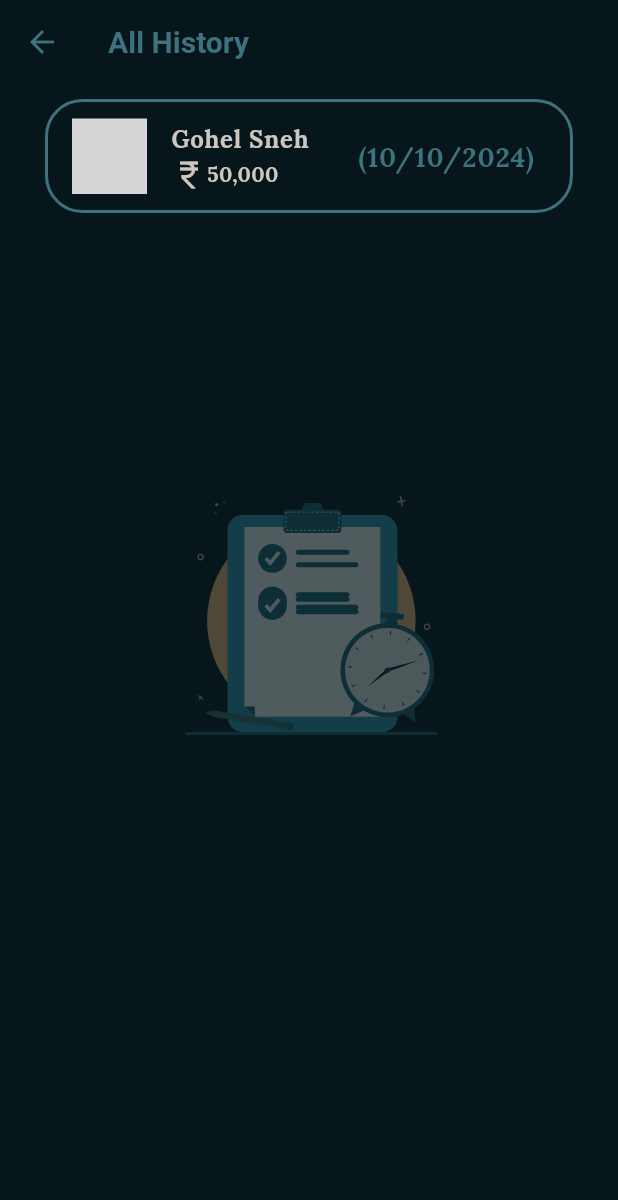
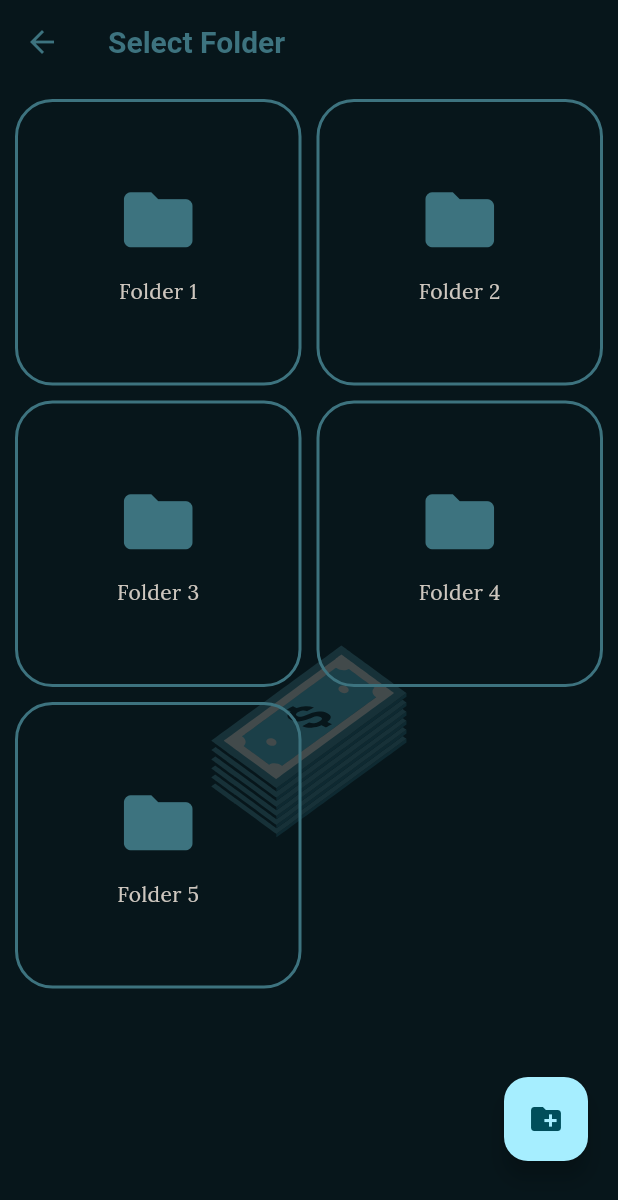
Before and after one commit to Sneh-Gohel/Bank-Application, a Flutter app: the HomeScreen screen opened directly, after a tap on "Withdrawal", on a phone screen of 412 x 824 dp. Shown: the top 1200 px of the screen. Run offline on Flutter 3.47's test engine with Material 3 defaults, Android fonts, the phone set to English and light mode, and no system bars; our stand-ins replace google_fonts, lottie; project files that could hold a hidden picture were left out; grey boxes are pictures that could not be loaded.

Commit message:
QuickButtons are not active

```diff
--- a/lib/Screens/HomeScreen.dart
+++ b/lib/Screens/HomeScreen.dart
@@ -1,4 +1,6 @@
+import 'package:bank_application/Screens/AllFoldersList.dart';
 import 'package:bank_application/Screens/AllHistoryScreen.dart';
+import 'package:bank_application/Screens/SelectFolderScreen.dart';
 import 'package:flutter/material.dart';
 import 'package:google_fonts/google_fonts.dart';
 import 'package:lottie/lottie.dart';
@@ -32,18 +34,27 @@ class _HomeScreen extends State<HomeScreen>
     setState(() {}); // Update the UI
   }
 
-  void _quickButtonClick() {
+  void _quickButtonClick(String label) {
     Navigator.push(
       context,
       PageRouteBuilder(
-          transitionDuration: const Duration(milliseconds: 500), // Shorter duration
-          pageBuilder: (context, animation, secondaryAnimation) => const AllHistoryScreen(),
+        transitionDuration:
+            const Duration(milliseconds: 500), // Shorter duration
+        pageBuilder: (context, animation, secondaryAnimation) =>
+            label == "Credit" || label == "Withdrawal"
+                ? SelectFolderScreen(
+                    label: label,
+                  )
+                : label == "History"
+                    ? const AllHistoryScreen()
+                    : AllFoldersList(),
         transitionsBuilder: (context, animation, secondaryAnimation, child) {
           var begin = 0.0;
           var end = 1.0;
           var curve = Curves.easeInOut;
 
-            var tween = Tween(begin: begin, end: end).chain(CurveTween(curve: curve));
+          var tween =
+              Tween(begin: begin, end: end).chain(CurveTween(curve: curve));
 
           return FadeTransition(
             opacity: animation.drive(tween),
@@ -268,7 +279,7 @@ class _HomeScreen extends State<HomeScreen>
   Widget _buildIconWithLabel(String lottiePath, String label) {
     return GestureDetector(
       onTap: () {
-        _quickButtonClick();
+        _quickButtonClick(label);
       },
       child: Column(
         children: [
@@ -337,7 +348,7 @@ class _HomeScreen extends State<HomeScreen>
             decoration: BoxDecoration(
               border: Border.all(
                 color:
-                    const Color.fromARGB(255, 61, 115, 127), // Red border color
+                    const Color.fromARGB(255, 61, 115, 127),
                 width: 2, // Border width
               ),
               borderRadius: BorderRadius.circular(25), // Rounded corners
--- /dev/null
+++ b/lib/Screens/SelectFolderScreen.dart
@@ -0,0 +1,166 @@
+// ignore_for_file: must_be_immutable
+
+import 'package:bank_application/Screens/SelectStudentScreen.dart';
+import 'package:bank_application/components/FadeSlideTransition.dart';
+import 'package:flutter/material.dart';
+import 'package:lottie/lottie.dart';
+import 'package:google_fonts/google_fonts.dart';
+
+class SelectFolderScreen extends StatefulWidget {
+  String label = "";
+  SelectFolderScreen({required this.label, super.key});
+
+  @override
+  State<StatefulWidget> createState() => _SelectFolderScreen();
+}
+
+class _SelectFolderScreen extends State<SelectFolderScreen> {
+  @override
+  Widget build(BuildContext context) {
+    double width = MediaQuery.of(context).size.width;
+
+    // Adjust your folder count here
+    int folderCount = 5;
+
+    return Scaffold(
+      appBar: AppBar(
+        backgroundColor: const Color.fromARGB(255, 7, 22, 27),
+        elevation: 0, // Removes the shadow
+        title: const Text(
+          "Select Folder",
+          style: TextStyle(
+            color:
+                Color.fromARGB(255, 61, 115, 127), // Sets the title text color
+            fontWeight: FontWeight.bold,
+            fontSize: 20,
+          ),
+        ),
+        iconTheme: const IconThemeData(
+          color: Color.fromARGB(255, 61, 115, 127), // Sets the icon color
+        ),
+      ),
+      body: AnimatedContainer(
+        duration: const Duration(milliseconds: 400),
+        decoration: const BoxDecoration(
+          color: Color.fromARGB(255, 7, 22, 27),
+        ),
+        child: Stack(
+          children: [
+            Center(
+              child: Hero(
+                tag: widget.label,
+                child: Lottie.asset(
+                  widget.label == "Credit"
+                      ? 'assets/lotties/creditAnimation.json'
+                      : 'assets/lotties/withdrawalAnimation.json',
+                  width: 250,
+                  height: 250,
+                  fit: BoxFit.fill,
+                  repeat: true,
+                ),
+              ),
+            ),
+            AnimatedContainer(
+              duration: const Duration(milliseconds: 400),
+              decoration: const BoxDecoration(
+                color: Color.fromARGB(180, 7, 22, 27),
+              ),
+              child: GridView.builder(
+                padding: const EdgeInsets.all(10),
+                gridDelegate: const SliverGridDelegateWithFixedCrossAxisCount(
+                  crossAxisCount: 2, // Number of columns
+                  mainAxisSpacing: 10, // Vertical space between items
+                  crossAxisSpacing: 10, // Horizontal space between items
+                  childAspectRatio: 1, // Keep items square
+                ),
+                itemCount: folderCount,
+                itemBuilder: (context, index) {
+                  return Material(
+                    color:
+                        Colors.transparent, // Transparent background for splash
+                    borderRadius: BorderRadius.circular(25),
+                    child: InkWell(
+                      borderRadius: BorderRadius.circular(25),
+                      splashColor: const Color.fromARGB(
+                          100, 61, 115, 127), // Red splash color
+                      onTap: () {
+                        Navigator.push(
+                          context,
+                          PageRouteBuilder(
+                            transitionDuration: const Duration(
+                                milliseconds: 500), // Shorter duration
+                            pageBuilder:
+                                (context, animation, secondaryAnimation) =>
+                                    SelectStudentScreen(label: widget.label),
+                            transitionsBuilder: (context, animation,
+                                secondaryAnimation, child) {
+                              var begin = 0.0;
+                              var end = 1.0;
+                              var curve = Curves.easeInOut;
+
+                              var tween = Tween(begin: begin, end: end)
+                                  .chain(CurveTween(curve: curve));
+
+                              return FadeTransition(
+                                opacity: animation.drive(tween),
+                                child: child,
+                              );
+                            },
+                          ),
+                        );
+                      },
+                      child: Container(
+                        decoration: BoxDecoration(
+                          border: Border.all(
+                            width: 2,
+                            color: const Color.fromARGB(255, 61, 115, 127),
+                          ),
+                          borderRadius: BorderRadius.circular(25),
+                        ),
+                        child: Column(
+                          mainAxisAlignment: MainAxisAlignment.center,
+                          children: [
+                            const Icon(
+                              Icons.folder,
+                              size: 55,
+                              color: Color.fromARGB(255, 61, 115, 127),
+                            ),
+                            const SizedBox(height: 10),
+                            Text(
+                              "Folder ${index + 1}",
+                              textAlign: TextAlign.center,
+                              style: GoogleFonts.lora(
+                                textStyle: const TextStyle(
+                                  color: Color.fromARGB(255, 206, 199, 191),
+                                  fontSize: 14,
+                                ),
+                              ),
+                              maxLines: 2,
+                              overflow: TextOverflow.ellipsis,
+                            ),
+                          ],
+                        ),
+                      ),
+                    ),
+                  );
+                },
+              ),
+            ),
+            Positioned(
+              bottom: 50,
+              right: 20,
+              child: FloatingActionButton(
+                onPressed: () {
+                  // Handle onPressed event
+                },
+                child: const Center(
+                  child: Icon(Icons.create_new_folder),
+                ),
+              ),
+            ),
+          ],
+        ),
+      ),
+    );
+  }
+}
--- a/lib/main.dart
+++ b/lib/main.dart
@@ -8,7 +8,7 @@ void main() {
     DeviceOrientation.portraitUp,
     DeviceOrientation.portraitDown,
   ]).then((_) {
-    runApp(MyApp());
+    runApp(const MyApp());
   });
 }
 
```
Also changed, not shown: lib/Screens/AllFoldersList.dart (added, +27 -0 lines), lib/Screens/SelectStudentScreen.dart (added, +58 -0 lines). Lines whose indentation alone changed are shown as unchanged.
